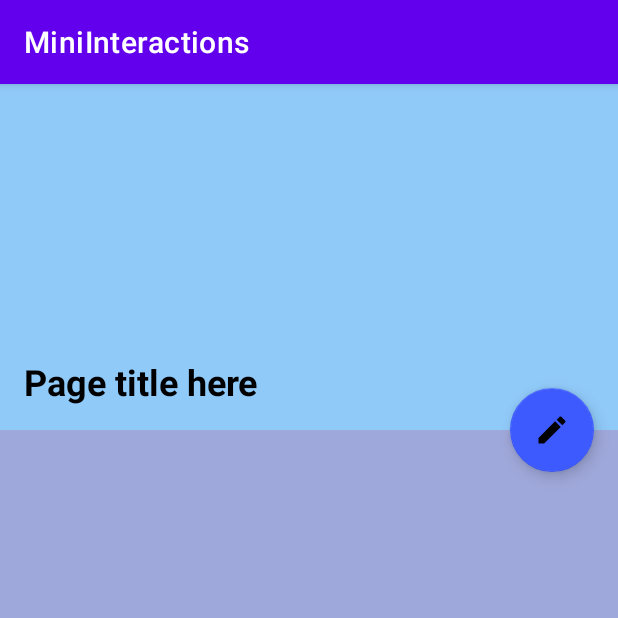
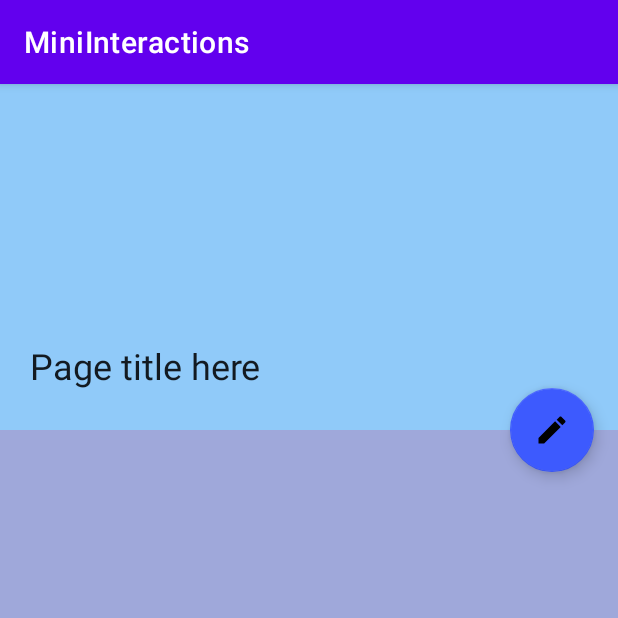
Before and after one commit to yonatanGal/Post_PC_ex1, an Android app: the EditTitleActivity screen opened directly, with no data from a screen before it, on a phone screen of 412 x 824 dp, the top half of it. Run offline under Robolectric (Android 15) with nearby library versions, the phone set to English and light mode, and no system bars.

Commit message:
fixed color for Edit Text in EditTitleActivity
before fix:
- no cursur was showing
- text was showing with disgusting teal effect

after fix:
- text color is normal blue
- cursor is showing alright

```diff
--- a/app/src/main/res/layout/activity_edit_title.xml
+++ b/app/src/main/res/layout/activity_edit_title.xml
@@ -56,9 +56,12 @@
         android:textColor="#000"
         android:textStyle="bold"
         android:textSize="24sp"
+        android:visibility="gone"
         />
 
     <EditText
+        android:cursorVisible="true"
+        android:textCursorDrawable="@null"
         android:id="@+id/editTextPageTitle"
         android:layout_width="0dp"
         android:layout_height="wrap_content"
@@ -71,8 +74,6 @@
         app:layout_constraintEnd_toEndOf="parent"
         android:layout_marginStart="16dp"
         android:layout_marginEnd="16dp"
-        android:textColor="#1A237E"
-        android:textSize="24sp"
-        android:visibility="gone" />
+        android:textSize="24sp" />
 
 </androidx.constraintlayout.widget.ConstraintLayout>
--- a/app/src/main/res/values/colors.xml
+++ b/app/src/main/res/values/colors.xml
@@ -5,6 +5,8 @@
     <color name="purple_700">#FF3700B3</color>
     <color name="teal_200">#FF03DAC5</color>
     <color name="teal_700">#FF018786</color>
+    <color name="blue_200">#90CAF9</color>
+    <color name="blue_700">#1976D2</color>
     <color name="black">#FF000000</color>
     <color name="white">#FFFFFFFF</color>
 </resources>
--- a/app/src/main/res/values/themes.xml
+++ b/app/src/main/res/values/themes.xml
@@ -6,8 +6,8 @@
         <item name="colorPrimaryVariant">@color/purple_700</item>
         <item name="colorOnPrimary">@color/white</item>
         <!-- Secondary brand color. -->
-        <item name="colorSecondary">@color/teal_200</item>
-        <item name="colorSecondaryVariant">@color/teal_700</item>
+        <item name="colorSecondary">@color/blue_200</item>
+        <item name="colorSecondaryVariant">@color/blue_700</item>
         <item name="colorOnSecondary">@color/black</item>
         <!-- Status bar color. -->
         <item name="android:statusBarColor" tools:targetApi="l">?attr/colorPrimaryVariant</item>
```
